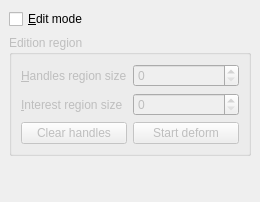
The window that Polyhedron/demo/Polyhedron/Deform_mesh.ui (CGAL/cgal) describes before a commit, drawn with Qt 5.
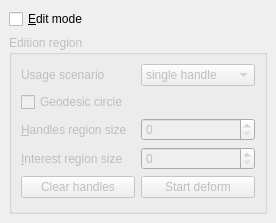
The same window after the commit.

Commit message: significantly improve the code structure and GUI design; add combo box that allows user to select usage scenarios

Diff of the .ui file:
```diff
--- a/Polyhedron/demo/Polyhedron/Deform_mesh.ui
+++ b/Polyhedron/demo/Polyhedron/Deform_mesh.ui
@@ -7,7 +7,7 @@
     <x>0</x>
     <y>0</y>
     <width>260</width>
-    <height>202</height>
+    <height>223</height>
    </rect>
   </property>
   <property name="windowTitle">
@@ -31,31 +31,14 @@
        <string>Edition region</string>
       </property>
       <layout class="QGridLayout" name="gridLayout">
-       <item row="0" column="1">
-        <widget class="QSpinBox" name="handlesRegionSize">
-         <property name="maximum">
-          <number>999999999</number>
-         </property>
-        </widget>
-       </item>
-       <item row="0" column="0">
-        <widget class="QLabel" name="label">
-         <property name="text">
-          <string>&amp;Handles region size</string>
-         </property>
-         <property name="buddy">
-          <cstring>handlesRegionSize</cstring>
-         </property>
-        </widget>
-       </item>
-       <item row="1" column="1">
+       <item row="3" column="1">
         <widget class="QSpinBox" name="interestRegionSize">
          <property name="maximum">
           <number>999999999</number>
          </property>
         </widget>
        </item>
-       <item row="1" column="0">
+       <item row="3" column="0">
         <widget class="QLabel" name="label_2">
          <property name="text">
           <string>&amp;Interest region size</string>
@@ -65,36 +48,71 @@
          </property>
         </widget>
        </item>
-       <item row="2" column="1">
+       <item row="4" column="1">
         <widget class="QPushButton" name="startDeformPb">
          <property name="text">
           <string>Start deform</string>
          </property>
         </widget>
        </item>
-       <item row="2" column="0">
+       <item row="4" column="0">
         <widget class="QPushButton" name="clearHandlesPb">
          <property name="text">
           <string>Clear handles</string>
          </property>
         </widget>
        </item>
+       <item row="2" column="0">
+        <widget class="QLabel" name="label">
+         <property name="text">
+          <string>&amp;Handles region size</string>
+         </property>
+         <property name="buddy">
+          <cstring>handlesRegionSize</cstring>
+         </property>
+        </widget>
+       </item>
+       <item row="2" column="1">
+        <widget class="QSpinBox" name="handlesRegionSize">
+         <property name="maximum">
+          <number>999999999</number>
+         </property>
+        </widget>
+       </item>
+       <item row="1" column="0">
+        <widget class="QCheckBox" name="geodesicCircleCb">
+         <property name="text">
+          <string>Geodesic circle</string>
+         </property>
+         <property name="checked">
+          <bool>false</bool>
+         </property>
+        </widget>
+       </item>
+       <item row="0" column="1">
+        <widget class="QComboBox" name="usageScenarioCb">
+         <item>
+          <property name="text">
+           <string>single handle</string>
+          </property>
+         </item>
+         <item>
+          <property name="text">
+           <string>multiple handle</string>
+          </property>
+         </item>
+        </widget>
+       </item>
+       <item row="0" column="0">
+        <widget class="QLabel" name="label_3">
+         <property name="text">
+          <string>Usage scenario</string>
+         </property>
+        </widget>
+       </item>
       </layout>
      </widget>
     </item>
-    <item>
-     <spacer name="verticalSpacer_2">
-      <property name="orientation">
-       <enum>Qt::Vertical</enum>
-      </property>
-      <property name="sizeHint" stdset="0">
-       <size>
-        <width>20</width>
-        <height>40</height>
-       </size>
-      </property>
-     </spacer>
-    </item>
    </layout>
   </widget>
  </widget>
```
The commit also changes 4 other files.
